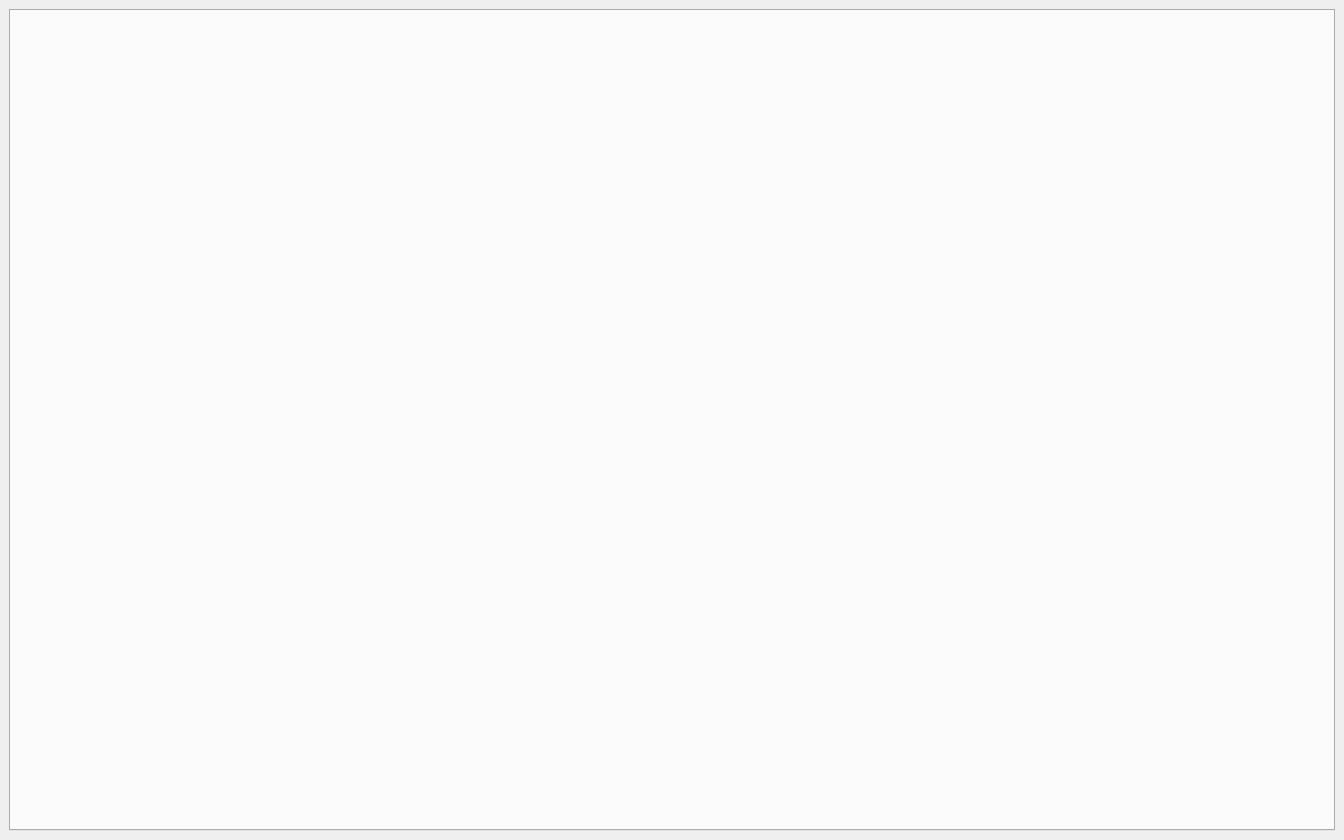
The window that app/ui/MainWindow.ui (AALLEXXX/smart-todo) describes before a commit, drawn with Qt 5.
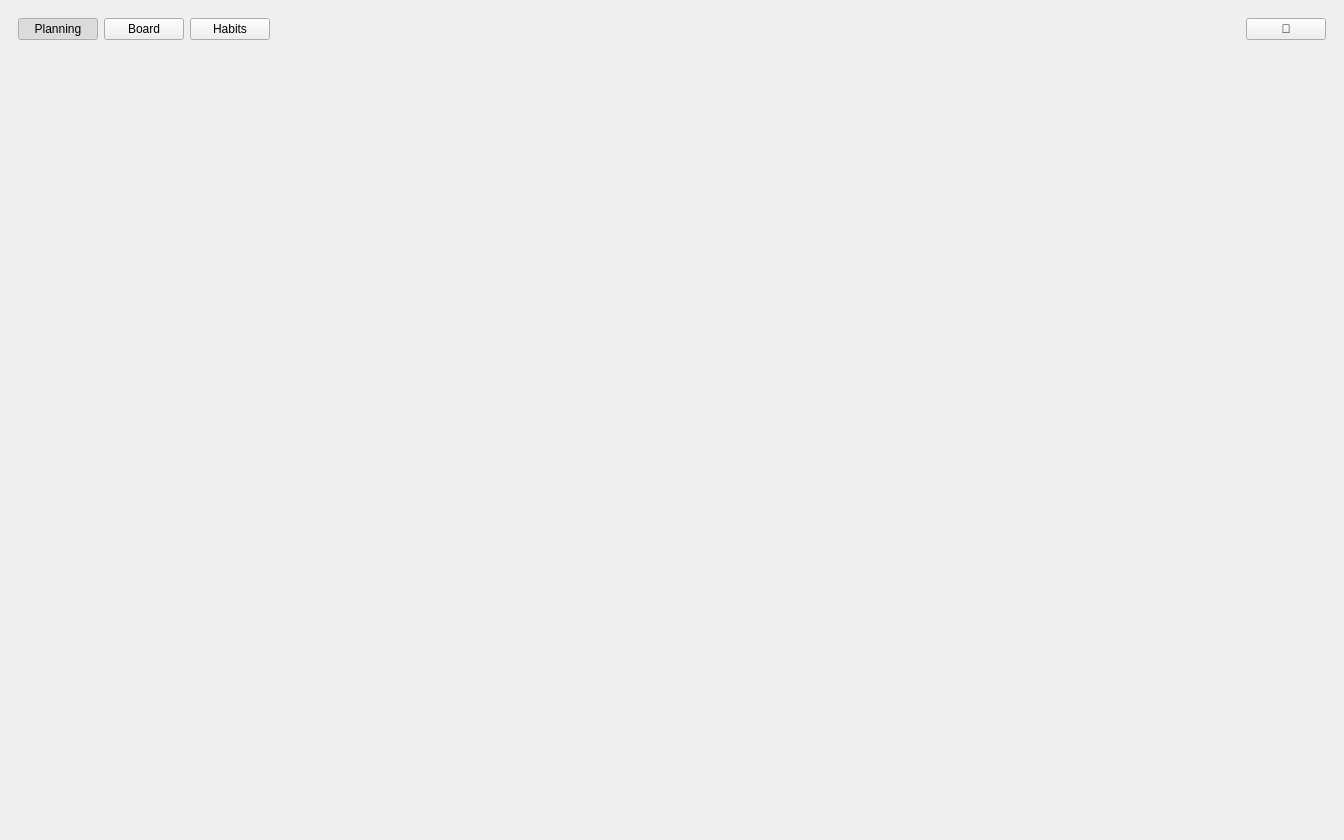
The same window after the commit.

Commit message: upgrade tabs interface and add change theme button to main window from board

Diff of the .ui file:
```diff
--- a/app/ui/MainWindow.ui
+++ b/app/ui/MainWindow.ui
@@ -13,9 +13,56 @@
   </property>
   <widget class="QWidget" name="centralwidget">
    <layout class="QVBoxLayout" name="mainLayout">
-    <item>
-     <widget class="QTabWidget" name="tabWidget"/>
-    </item>
+    <!-- 1) Сам QTabWidget с вертикальными вкладками -->
+<item>
+    <widget class="QWidget" name="tabBarWidget">
+      <layout class="QHBoxLayout" name="tabBarLayout">
+        <item>
+          <widget class="QPushButton" name="tabToday">
+            <property name="text"><string>Planning</string></property>
+            <property name="checkable"><bool>true</bool></property>
+            <property name="checked"><bool>true</bool></property>
+          </widget>
+        </item>
+        <item>
+          <widget class="QPushButton" name="tabBoard">
+            <property name="text"><string>Board</string></property>
+            <property name="checkable"><bool>true</bool></property>
+          </widget>
+        </item>
+        <item>
+          <widget class="QPushButton" name="tabHabits">
+            <property name="text"><string>Habits</string></property>
+            <property name="checkable"><bool>true</bool></property>
+          </widget>
+        </item>
+          <item>
+          <widget class="QWidget" name="tabSpacer">
+            <property name="sizePolicy">
+              <sizepolicy hsizetype="Expanding" vsizetype="Fixed">
+                <horstretch>0</horstretch>
+                <verstretch>0</verstretch>
+              </sizepolicy>
+            </property>
+          </widget>
+        </item>
+        <item>
+          <widget class="QPushButton" name="themeToggleButton">
+            <property name="text"><string>🌙</string></property>
+          </widget>
+        </item>
+      </layout>
+    </widget>
+  </item>
+
+    <!-- 2) Растягивающийся spacer, чтобы кнопка оказалась справа -->
+  <item>
+    <widget class="QStackedWidget" name="stackedWidget">
+      <widget class="QWidget" name="today_page"/>
+      <widget class="QWidget" name="board_page"/>
+      <widget class="QWidget" name="habits_page"/>
+    </widget>
+  </item>
    </layout>
   </widget>
  </widget>
```
The commit also changes 10 other files.
